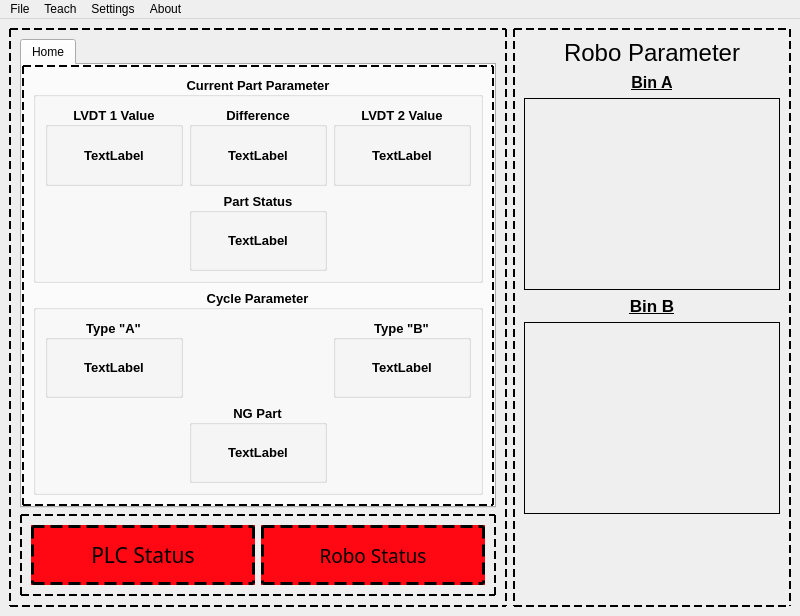
Old version of the form UI_Files/Mainwindow.ui in the repository listpplo/AtopRobo.
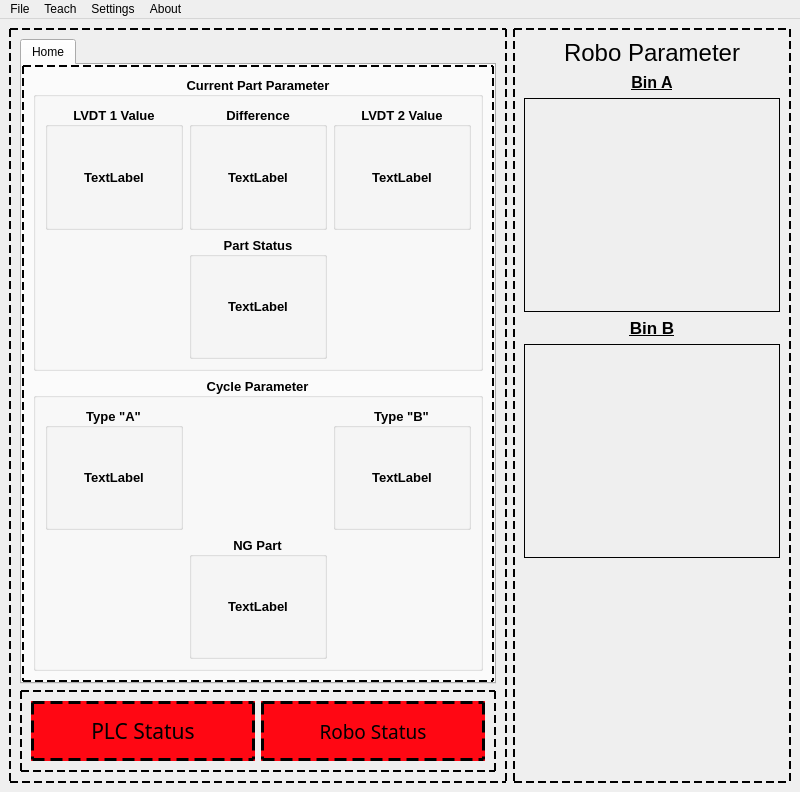
New version of the form. Icons and pictures are not drawn.

Diff of the .ui file:
```diff
--- a/UI_Files/Mainwindow.ui
+++ b/UI_Files/Mainwindow.ui
@@ -7,7 +7,7 @@
     <x>0</x>
     <y>0</y>
     <width>800</width>
-    <height>616</height>
+    <height>792</height>
    </rect>
   </property>
   <property name="windowTitle">
```
